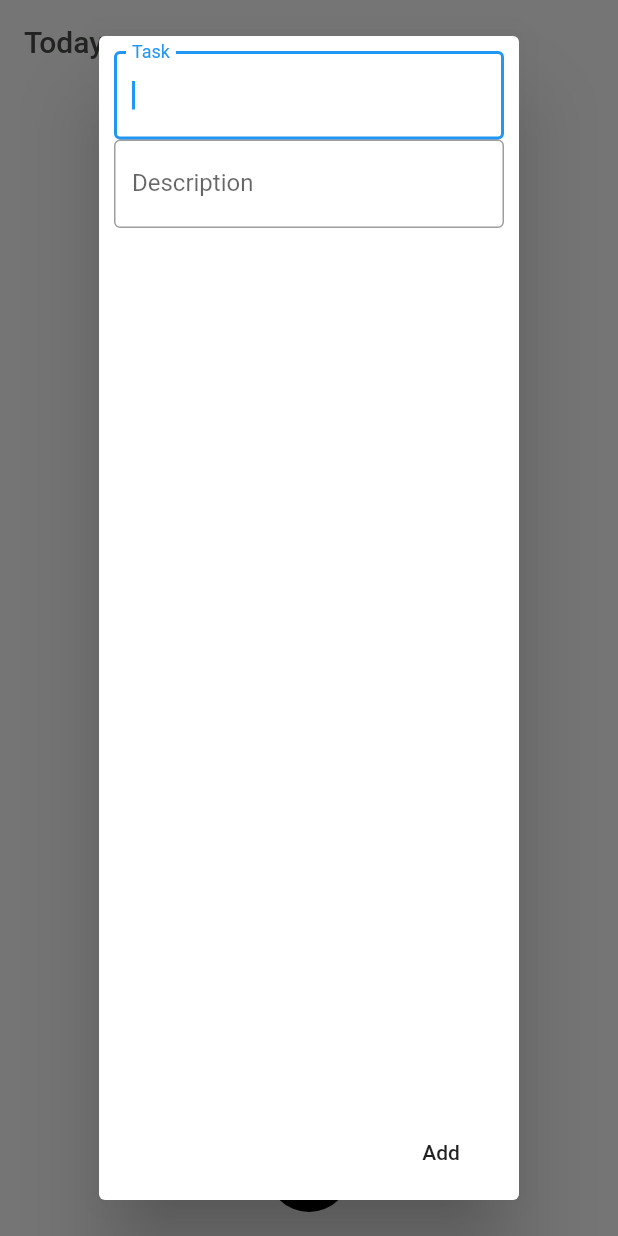
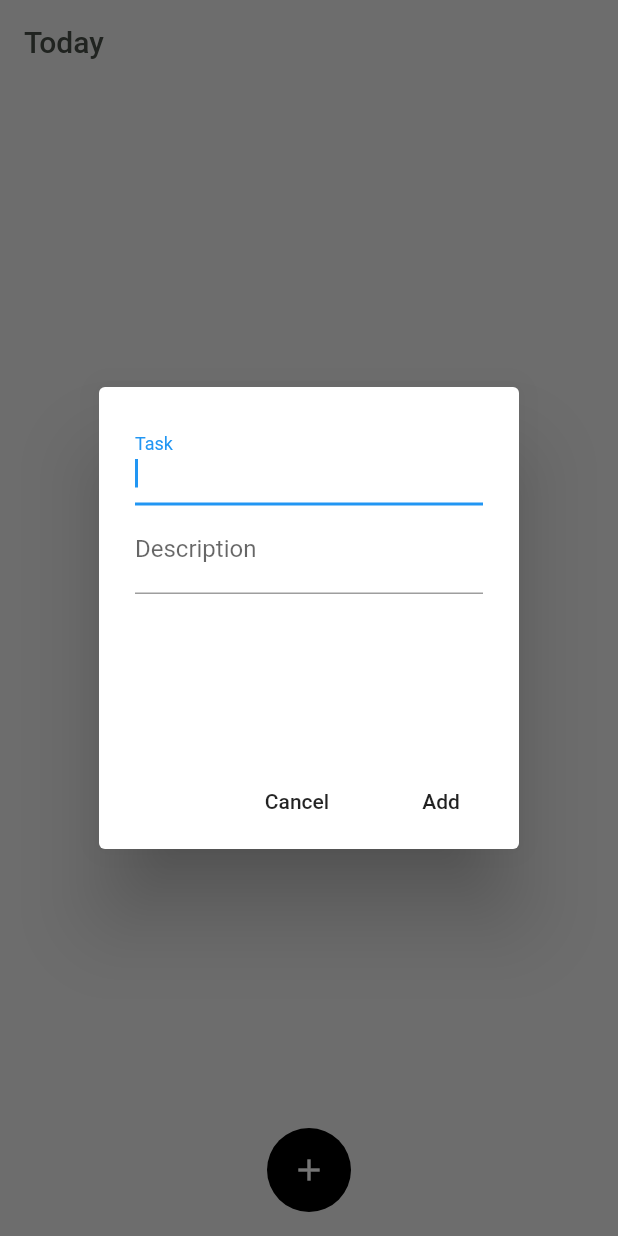
Before and after one commit to usamasubhani/to-do-flutter, a Flutter app: the screen it shows after launch, after a tap on the "add" icon, on a phone screen of 412 x 824 dp. Run offline on Flutter 3.47's test engine with Material 2 defaults, Android fonts, the phone set to English and light mode, and no system bars; network calls fail.

```diff
--- a/lib/main.dart
+++ b/lib/main.dart
@@ -8,7 +8,7 @@ import 'package:http/http.dart' as http;
 
 
 void main() {
-  SystemChrome.setEnabledSystemUIOverlays([SystemUiOverlay.top]);
+  // SystemChrome.setEnabledSystemUIOverlays([SystemUiOverlay.top]);
   runApp(MaterialApp(
       home: HomePage()
   ));
@@ -99,7 +99,7 @@ class HomePageState extends State<HomePage> {
   Widget build(BuildContext context)  {
     return  Scaffold(
 //      backgroundColor: Color(0xffEAECEF),
-        backgroundColor: Colors.white,
+        backgroundColor: Color.fromARGB(255, 238, 238, 238),
         appBar: AppBar(
           title: Text('Today', style: TextStyle(color: Color(0xff464D45))),
 //          backgroundColor: Color(0xffEAECEF),
@@ -107,7 +107,7 @@ class HomePageState extends State<HomePage> {
           elevation: 0,
           brightness: Brightness.light,
         ),
-        body: (tasks == null) ? Center(child: Text('Empty')) : ListView.builder(
+        body: (tasks == null) ? Center(child: Text('Nothing')) : ListView.builder(
             itemCount: tasks.tasks.length,
             itemBuilder: (context, index) {
               var item = tasks.tasks[index];
@@ -137,18 +137,18 @@ class HomePageState extends State<HomePage> {
 
                       decoration: new BoxDecoration(
 //                        color: Color(0xffEAECEF),
-                      color: Colors.white,
+                        color: Color.fromARGB(255, 238, 238, 238),
                         boxShadow: [
                           new BoxShadow(
                             color: Color(0xffd9d9d9),
 //                            color: Colors.red,
-                            offset: new Offset(20.0, 20.0),
-                            blurRadius: 60.0,
+                            offset: new Offset(10.0, 10.0),
+                            blurRadius: 10.0,
                           ),
                           new BoxShadow(
                             color: Color(0xffffffff),
-                            offset: new Offset(-20.0, -20.0),
-                            blurRadius: 60.0,
+                            offset: new Offset(-10.0, -10.0),
+                            blurRadius: 10.0,
                           )
                         ],
                         borderRadius: BorderRadius.circular(14.0),
@@ -220,44 +220,8 @@ class HomePageState extends State<HomePage> {
     TextEditingController newTaskDesc = TextEditingController();
     return showDialog(context: context,
         builder: (BuildContext context) {
-          return AlertDialog(
-            contentPadding: EdgeInsets.all(10.0),
-            content: Column(
-              children: <Widget>[
-                TextField(
-                  controller: newTaskTitle,
-                  autofocus: true,
-                  decoration: InputDecoration(
-                    border: OutlineInputBorder(),
-                    labelText: 'Task',
-                  ),
-                ),
-                TextField(
-                  controller: newTaskDesc,
-                  decoration: InputDecoration(
-                    border: OutlineInputBorder(),
-                    labelText: 'Description',
-                  ),
-                ),
-              ],
-            ),
-            actions: <Widget>[
-              FlatButton(
-                child: Text('Add'),
-                onPressed: () {
-                  if (newTaskTitle.text.toString().isEmpty)
-                    Navigator.of(context).pop();
-                  else {
-                    Map task = {
-                      'title': newTaskTitle.text.toString(),
-                      'description': newTaskDesc.text.toString()
-                    };
-                    Navigator.of(context).pop(task);
-                  }
-                },
-              )
-            ],
-          );
+          return taskInputDialog(newTaskTitle, newTaskDesc);
+
         }
     );
   }
@@ -267,36 +231,53 @@ class HomePageState extends State<HomePage> {
     TextEditingController editTaskDesc = TextEditingController(text: task.description);
     return showDialog(context: context,
         builder: (BuildContext context) {
-          return AlertDialog(
-            content: Column(
+          // return taskInputDialog(editTaskTitle, editTaskDesc);
+          return taskInputDialog(editTaskTitle, editTaskDesc);
+        }
+    );
+  }
+
+  Widget taskInputDialog(TextEditingController taskTitleController, TextEditingController taskDescController)
+  {
+    return AlertDialog(
+            content: Container(height: 200,
+            child: Column(
               children: <Widget>[
                 TextField(
-                  controller: editTaskTitle,
+                  controller: taskTitleController,
                   autofocus: true,
                   decoration: InputDecoration(
-                    border: OutlineInputBorder(),
+
                     labelText: 'Task',
                   ),
                 ),
                 TextField(
-                  controller: editTaskDesc,
+                  controller: taskDescController,
                   decoration: InputDecoration(
-                    border: OutlineInputBorder(),
+                    // border: OutlineInputBorder(),
                     labelText: 'Description',
                   ),
                 ),
               ],
             ),
+            ),
+
             actions: <Widget>[
+              FlatButton(
+                child: Text('Cancel'),
+                onPressed: () {
+                  Navigator.of(context).pop();
+                },
+              ),
               FlatButton(
                 child: Text('Add'),
                 onPressed: () {
-                  if (editTaskTitle.text.toString().isEmpty)
+                  if (taskTitleController.text.toString().isEmpty)
                     Navigator.of(context).pop();
                   else {
                     Map task = {
-                      'title': editTaskTitle.text.toString(),
-                      'description': editTaskDesc.text.toString()
+                      'title': taskTitleController.text.toString(),
+                      'description': taskDescController.text.toString()
                     };
                     Navigator.of(context).pop(task);
                   }
@@ -304,8 +285,6 @@ class HomePageState extends State<HomePage> {
               )
             ],
           );
-        }
-    );
   }
 
 }
```
